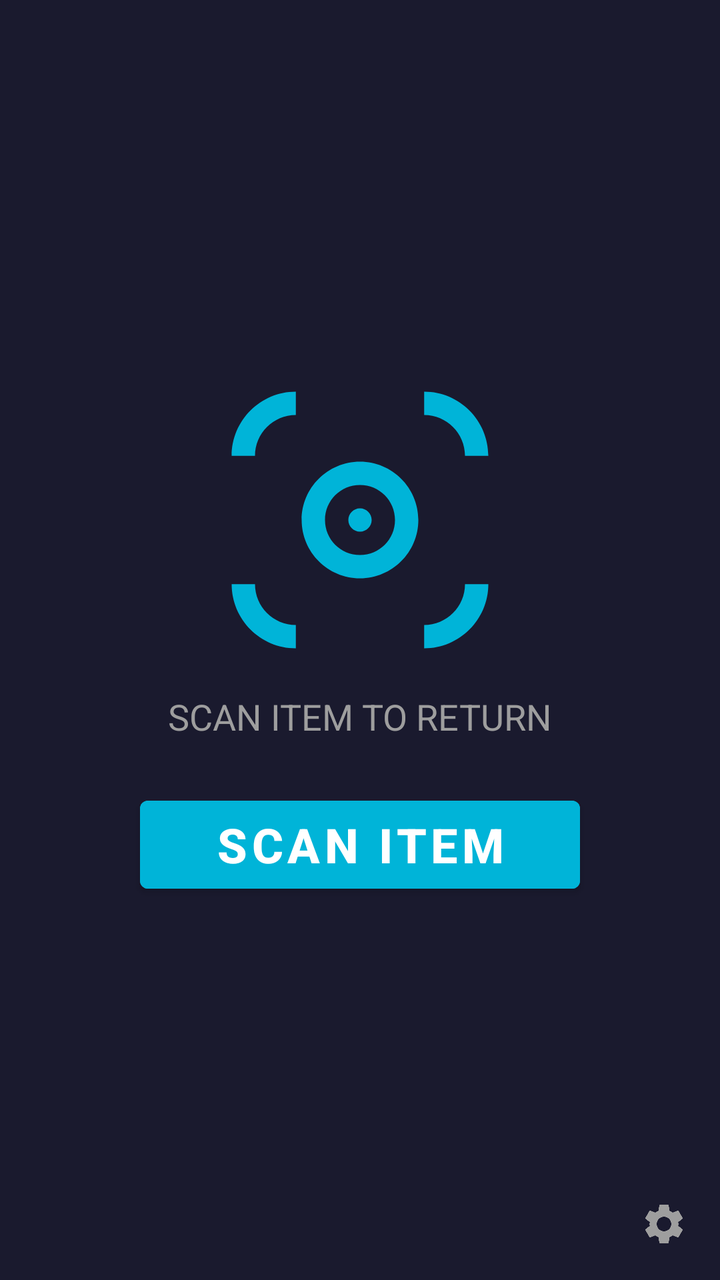
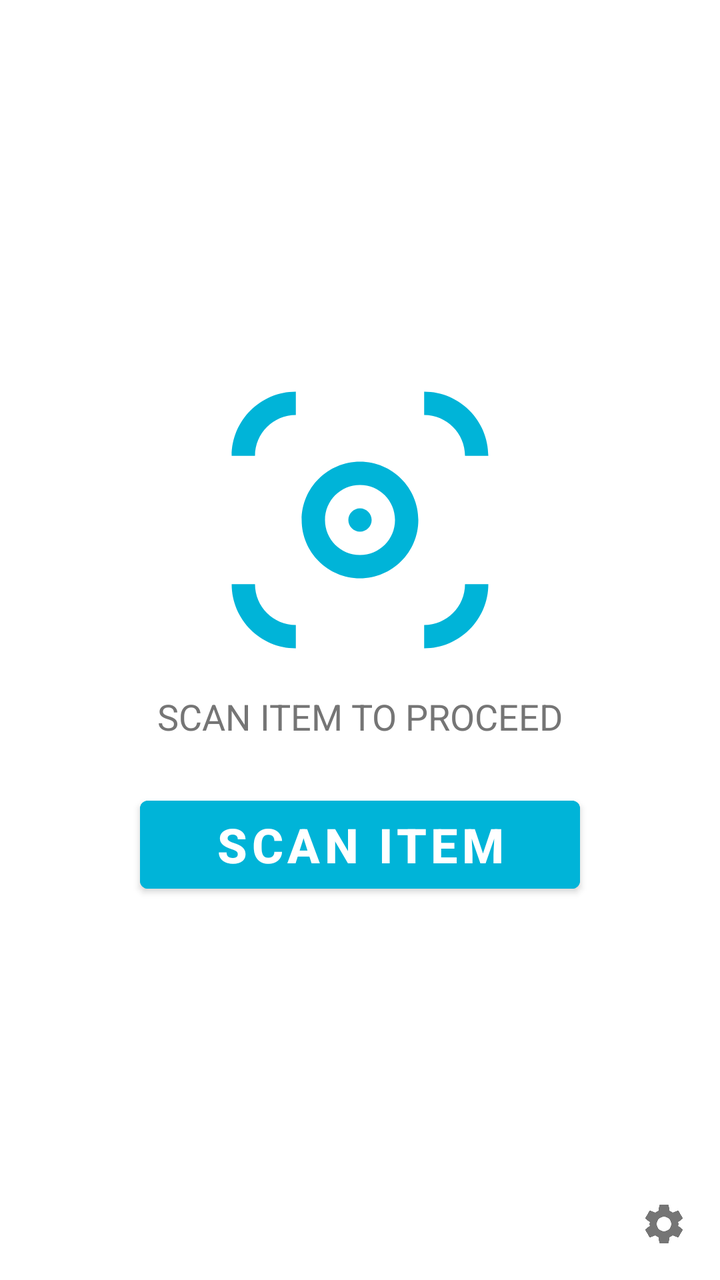

An Android layout rendered at two revisions. The XML below is the earlier revision; the diff shows what the commit changed to produce the second picture.
<!-- AndroidManifest.xml: application theme Theme.ChannelDoorPOS -->
<!-- res/layout/fragment_idle.xml -->
<?xml version="1.0" encoding="utf-8"?>
<androidx.constraintlayout.widget.ConstraintLayout
    xmlns:android="http://schemas.android.com/apk/res/android"
    xmlns:app="http://schemas.android.com/apk/res-auto"
    android:layout_width="match_parent"
    android:layout_height="match_parent"
    android:background="@color/colorBackground">

    <ImageView
        android:id="@+id/iv_rfid_icon"
        android:layout_width="140dp"
        android:layout_height="140dp"
        android:src="@drawable/ic_rfid"
        android:contentDescription="@string/rfid_icon"
        app:tint="@color/colorAccent"
        app:layout_constraintBottom_toTopOf="@+id/tv_scan_hint"
        app:layout_constraintEnd_toEndOf="parent"
        app:layout_constraintStart_toStartOf="parent"
        app:layout_constraintTop_toTopOf="parent"
        app:layout_constraintVertical_chainStyle="packed"/>

    <TextView
        android:id="@+id/tv_scan_hint"
        android:layout_width="wrap_content"
        android:layout_height="wrap_content"
        android:layout_marginTop="16dp"
        android:text="@string/scan_item_to_return"
        android:textColor="@color/colorTextSecondary"
        android:textSize="18sp"
        app:layout_constraintBottom_toTopOf="@+id/btn_scan"
        app:layout_constraintEnd_toEndOf="parent"
        app:layout_constraintStart_toStartOf="parent"
        app:layout_constraintTop_toBottomOf="@+id/iv_rfid_icon"/>

    <Button
        android:id="@+id/btn_scan"
        android:layout_width="220dp"
        android:layout_height="56dp"
        android:layout_marginTop="24dp"
        android:backgroundTint="@color/colorAccent"
        android:text="@string/scan_item"
        android:textColor="@color/colorTextPrimary"
        android:textSize="24sp"
        android:textStyle="bold"
        app:layout_constraintBottom_toBottomOf="parent"
        app:layout_constraintEnd_toEndOf="parent"
        app:layout_constraintStart_toStartOf="parent"
        app:layout_constraintTop_toBottomOf="@+id/tv_scan_hint"/>

    <androidx.appcompat.widget.AppCompatImageButton
        android:id="@+id/btn_settings_idle"
        android:layout_width="40dp"
        android:layout_height="40dp"
        android:layout_marginEnd="8dp"
        android:layout_marginBottom="8dp"
        android:background="?attr/selectableItemBackgroundBorderless"
        android:src="@drawable/ic_settings"
        android:tint="@color/colorTextSecondary"
        android:contentDescription="@string/settings"
        app:layout_constraintBottom_toBottomOf="parent"
        app:layout_constraintEnd_toEndOf="parent"/>

</androidx.constraintlayout.widget.ConstraintLayout>
<!-- resources referenced by this layout -->
<resources>
  <color name="colorAccent">#00B4D8</color>
  <color name="colorBackground">#1A1A2E</color>
  <color name="colorTextPrimary">#FFFFFF</color>
  <color name="colorTextSecondary">#9E9E9E</color>
  <!-- drawable ic_rfid (drawable) -->
  <?xml version="1.0" encoding="utf-8"?>
  <vector xmlns:android="http://schemas.android.com/apk/res/android"
      android:width="24dp"
      android:height="24dp"
      android:viewportWidth="24"
      android:viewportHeight="24">
      <path
          android:fillColor="#FFFFFFFF"
          android:pathData="M1,6.5C1,3.47 3.47,1 6.5,1l0,2C4.57,3 3,4.57 3,6.5L1,6.5zM17.5,1C20.53,1 23,3.47 23,6.5l-2,0C21,4.57 19.43,3 17.5,3L17.5,1zM1,17.5C1,20.53 3.47,23 6.5,23l0,-2C4.57,21 3,19.43 3,17.5L1,17.5zM17.5,23C20.53,23 23,20.53 23,17.5l-2,0C21,19.43 19.43,21 17.5,21L17.5,23zM7,12C7,9.24 9.24,7 12,7s5,2.24 5,5 -2.24,5 -5,5S7,14.76 7,12zM12,9C10.34,9 9,10.34 9,12s1.34,3 3,3 3,-1.34 3,-3S13.66,9 12,9zM12,11C11.45,11 11,11.45 11,12s0.45,1 1,1 1,-0.45 1,-1S12.55,11 12,11z"/>
  </vector>
  <!-- drawable ic_settings (drawable) -->
  <?xml version="1.0" encoding="utf-8"?>
  <vector xmlns:android="http://schemas.android.com/apk/res/android"
      android:width="24dp"
      android:height="24dp"
      android:viewportWidth="24"
      android:viewportHeight="24">
      <path
          android:fillColor="#FFFFFFFF"
          android:pathData="M19.14,12.94c0.04,-0.3 0.06,-0.61 0.06,-0.94c0,-0.32 -0.02,-0.64 -0.07,-0.94l2.03,-1.58c0.18,-0.14 0.23,-0.41 0.12,-0.61l-1.92,-3.32c-0.12,-0.22 -0.37,-0.29 -0.59,-0.22l-2.39,0.96c-0.5,-0.38 -1.03,-0.7 -1.62,-0.94L14.4,2.81c-0.04,-0.24 -0.24,-0.41 -0.48,-0.41h-3.84c-0.24,0 -0.43,0.17 -0.47,0.41L9.25,5.35C8.66,5.59 8.12,5.92 7.63,6.29L5.24,5.33c-0.22,-0.08 -0.47,0 -0.59,0.22L2.74,8.87C2.62,9.08 2.66,9.34 2.86,9.48l2.03,1.58C4.84,11.36 4.8,11.69 4.8,12s0.02,0.64 0.07,0.94l-2.03,1.58c-0.18,0.14 -0.23,0.41 -0.12,0.61l1.92,3.32c0.12,0.22 0.37,0.29 0.59,0.22l2.39,-0.96c0.5,0.38 1.03,0.7 1.62,0.94l0.36,2.54c0.05,0.24 0.24,0.41 0.48,0.41h3.84c0.24,0 0.44,-0.17 0.47,-0.41l0.36,-2.54c0.59,-0.24 1.13,-0.56 1.62,-0.94l2.39,0.96c0.22,0.08 0.47,0 0.59,-0.22l1.92,-3.32c0.12,-0.22 0.07,-0.47 -0.12,-0.61L19.14,12.94zM12,15.6c-1.98,0 -3.6,-1.62 -3.6,-3.6s1.62,-3.6 3.6,-3.6s3.6,1.62 3.6,3.6S13.98,15.6 12,15.6z"/>
  </vector>
  <string name="rfid_icon">RFID icon</string>
  <string name="scan_item">SCAN ITEM</string>
  <string name="scan_item_to_return">SCAN ITEM TO RETURN</string>
  <string name="settings">Settings</string>
  <style name="Theme.ChannelDoorPOS" parent="Theme.MaterialComponents.DayNight.NoActionBar">
          <item name="colorPrimary">#00B4D8</item>
          <item name="colorPrimaryVariant">#0097A7</item>
          <item name="colorSecondary">#00B4D8</item>
          <item name="android:windowBackground">@color/colorBackground</item>
          <item name="android:statusBarColor">@color/colorStatusBar</item>
      </style>
  <color name="colorStatusBar">#0D1220</color>
</resources>

<!-- the commit's change to res/layout/fragment_idle.xml (unified diff, before → after) -->
@@ -39,7 +39,7 @@
         android:layout_marginTop="24dp"
         android:backgroundTint="@color/colorAccent"
         android:text="@string/scan_item"
-        android:textColor="@color/colorTextPrimary"
+        android:textColor="#FFFFFF"
         android:textSize="24sp"
         android:textStyle="bold"
         app:layout_constraintBottom_toBottomOf="parent"
<!-- resource entries referenced after the edit -->
@@ -1,9 +1,8 @@
 <!-- resources referenced by this layout -->
 <resources>
   <color name="colorAccent">#00B4D8</color>
-  <color name="colorBackground">#1A1A2E</color>
-  <color name="colorTextPrimary">#FFFFFF</color>
-  <color name="colorTextSecondary">#9E9E9E</color>
+  <color name="colorBackground">#FFFFFF</color>
+  <color name="colorTextSecondary">#757575</color>
   <!-- drawable ic_rfid (drawable) -->
   <?xml version="1.0" encoding="utf-8"?>
   <vector xmlns:android="http://schemas.android.com/apk/res/android"
@@ -28,7 +27,7 @@
   </vector>
   <string name="rfid_icon">RFID icon</string>
   <string name="scan_item">SCAN ITEM</string>
-  <string name="scan_item_to_return">SCAN ITEM TO RETURN</string>
+  <string name="scan_item_to_return">SCAN ITEM TO PROCEED</string>
   <string name="settings">Settings</string>
   <style name="Theme.ChannelDoorPOS" parent="Theme.MaterialComponents.DayNight.NoActionBar">
           <item name="colorPrimary">#00B4D8</item>
@@ -37,6 +36,6 @@
           <item name="android:windowBackground">@color/colorBackground</item>
           <item name="android:statusBarColor">@color/colorStatusBar</item>
       </style>
-  <color name="colorStatusBar">#0D1220</color>
+  <color name="colorStatusBar">#F0F4F8</color>
 </resources>
 
